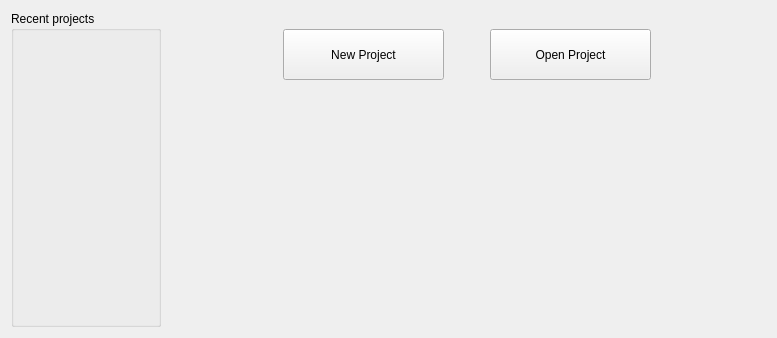
First picture: the form in CustomWidgets/panelmainmenu.ui, repository RPG-Paper-Maker/RPG-Paper-Maker, before the edit.
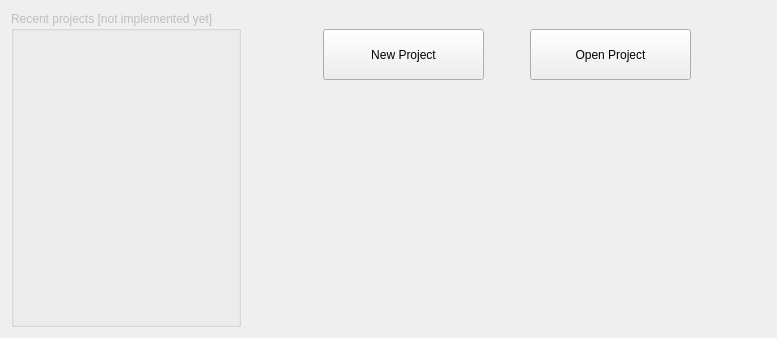
Second picture: the form after the edit. Icons and pictures are not drawn.

Commit message: Recent projects: indication not implemented yet

```diff
--- a/CustomWidgets/panelmainmenu.ui
+++ b/CustomWidgets/panelmainmenu.ui
@@ -18,8 +18,11 @@
     <layout class="QGridLayout" name="gridLayout" columnstretch="1,4">
      <item row="0" column="0">
       <widget class="QGroupBox" name="groupBox">
+       <property name="enabled">
+        <bool>false</bool>
+       </property>
        <property name="title">
-        <string>Recent projects</string>
+        <string>Recent projects [not implemented yet]</string>
        </property>
        <property name="flat">
         <bool>false</bool>
```
The commit also changes 1 other file.
